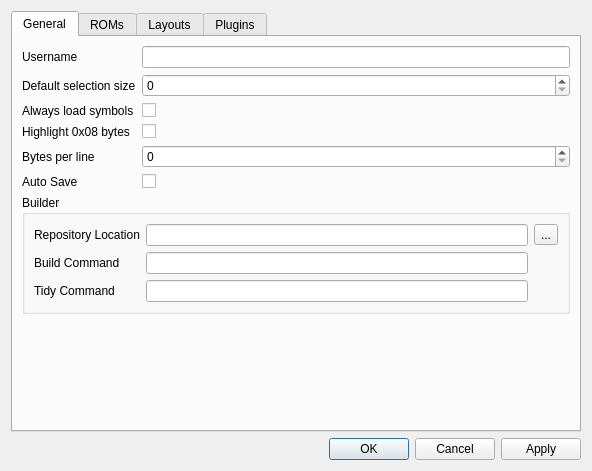
The window that resources/settings.ui (octorock/the-little-hat) describes before a commit, drawn with Qt 5.
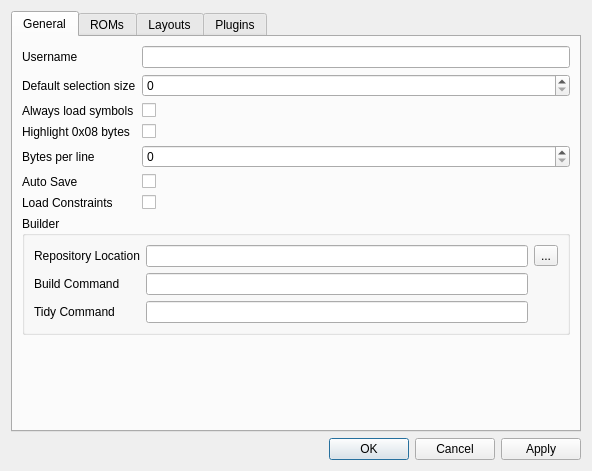
The same window after the commit. The open tabs and pages were chosen to show the change.

Commit message:
Turn off reading constraints and pointers by default
As they are only needed when comparing between different variants which is not a common usecase anymore.
Loading constraints can be reactivated in the settings.

Diff of the .ui file:
```diff
--- a/resources/settings.ui
+++ b/resources/settings.ui
@@ -137,6 +137,23 @@
            </property>
           </widget>
          </item>
+         <item row="7" column="0">
+          <widget class="QLabel" name="label_19">
+           <property name="text">
+            <string>Load Constraints</string>
+           </property>
+          </widget>
+         </item>
+         <item row="7" column="1">
+          <widget class="QCheckBox" name="checkBoxUseConstraints">
+           <property name="toolTip">
+            <string>Check to load the constraints between different variants and the pointers inside of roms. (requires IMMEDIATE restart)</string>
+           </property>
+           <property name="text">
+            <string/>
+           </property>
+          </widget>
+         </item>
         </layout>
        </item>
        <item>
```
Left out of the diff: 9 changed lines with no effect on the pictures. The commit also changes 9 other files.
